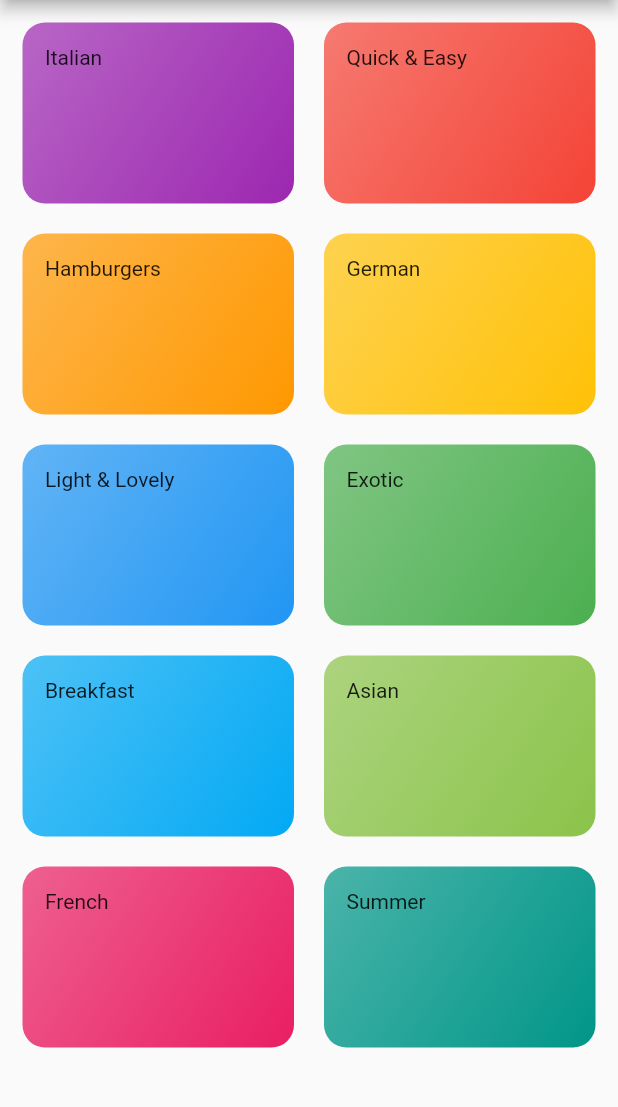
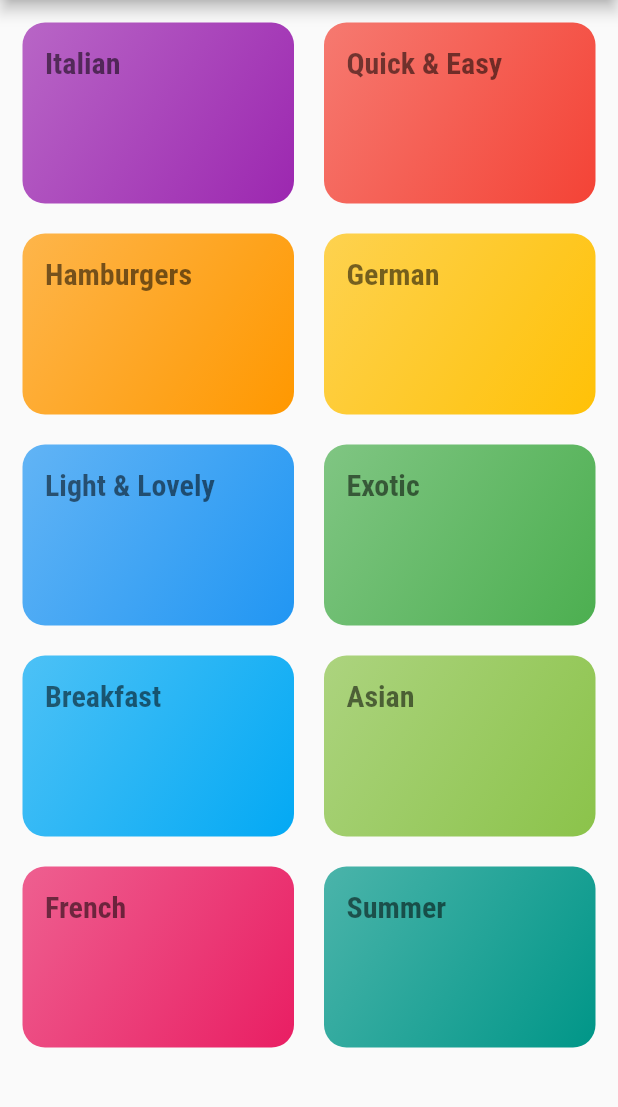
Before and after one commit to muhammadkh242/Recipes, a Flutter app: the screen it shows after launch, on a phone screen of 412 x 824 dp, the part 84-1191 px from its top. Run offline on Flutter 3.47's test engine with Material 2 defaults, Android fonts, the phone set to English and light mode, and no system bars.

Commit message:
add fonts & navigation to category meals screen

```diff
--- a/lib/categories_screen.dart
+++ b/lib/categories_screen.dart
@@ -20,7 +20,8 @@ class CategoryScreen extends StatelessWidget {
           mainAxisSpacing: 20.0,
         ),
         children: DUMMY_CATEGORIES
-            .map((cat) => CategoryItem(title: cat.title, color: cat.color))
+            .map((cat) =>
+                CategoryItem(id: cat.id, title: cat.title, color: cat.color))
             .toList(),
       ),
     );
--- a/lib/category_item.dart
+++ b/lib/category_item.dart
@@ -1,15 +1,35 @@
 import 'package:flutter/material.dart';
+import 'package:meals/category_meals_screen.dart';
 
 class CategoryItem extends StatelessWidget {
-  const CategoryItem({Key? key, required this.title, required this.color})
+  const CategoryItem(
+      {Key? key, required this.title, required this.color, required this.id})
       : super(key: key);
 
+  final String id;
   final String title;
   final Color color;
 
+  void selectCategory(BuildContext context) {
+    Navigator.of(context).push(MaterialPageRoute(
+      builder: (_) {
+        return CategoryMealsScreen(
+          catTitle: title,
+          catId: id,
+        );
+      },
+    ));
+  }
+
   @override
   Widget build(BuildContext context) {
-    return Container(
+    return InkWell(
+      onTap: () {
+        selectCategory(context);
+      },
+      splashColor: Theme.of(context).primaryColor,
+      borderRadius: BorderRadius.circular(15.0),
+      child: Container(
         padding: const EdgeInsets.all(15.0),
         decoration: BoxDecoration(
           gradient: LinearGradient(
@@ -24,6 +44,8 @@ class CategoryItem extends StatelessWidget {
         ),
         child: Text(
           title,
+          style: Theme.of(context).textTheme.headline1,
+        ),
       ),
     );
   }
--- a/lib/main.dart
+++ b/lib/main.dart
@@ -11,7 +11,27 @@ class MyApp extends StatelessWidget {
   // This widget is the root of your application.
   @override
   Widget build(BuildContext context) {
-    return const MaterialApp(
+    return MaterialApp(
+      theme: ThemeData(
+        primarySwatch: Colors.pink,
+        colorScheme: ThemeData().colorScheme.copyWith(
+              secondary: Colors.amber,
+            ),
+        fontFamily: 'Raleway',
+        textTheme: ThemeData.light().textTheme.copyWith(
+              bodyText1: const TextStyle(
+                color: Color.fromRGBO(20, 51, 51, 1),
+              ),
+              bodyText2: const TextStyle(
+                color: Color.fromRGBO(20, 51, 51, 1),
+              ),
+              headline1: const TextStyle(
+                fontSize: 20.0,
+                fontFamily: 'RobotoCondensed',
+                fontWeight: FontWeight.bold,
+              ),
+            ),
+      ),
       debugShowCheckedModeBanner: false,
       home: CategoryScreen(),
     );
```
Also changed, not shown: lib/category_meals_screen.dart (added, +20 -0 lines), pubspec.yaml (+17 -11 lines), assets/fonts/Raleway-Black.ttf (added), assets/fonts/Raleway-Bold.ttf (added), assets/fonts/Raleway-Regular.ttf (added), assets/fonts/RobotoCondensed-Bold.ttf (added), assets/fonts/RobotoCondensed-Italic.ttf (added), assets/fonts/RobotoCondensed-Light.ttf (added), assets/fonts/RobotoCondensed-Regular.ttf (added). Lines whose indentation alone changed are shown as unchanged.
